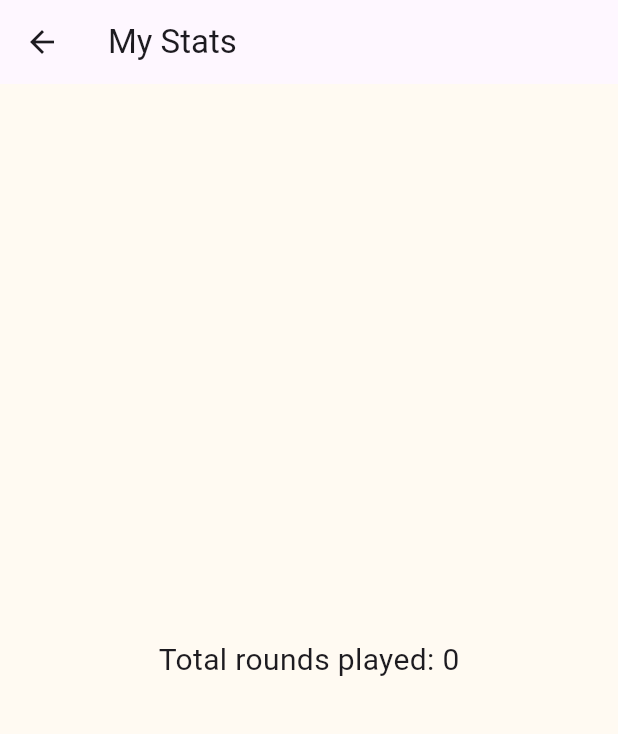
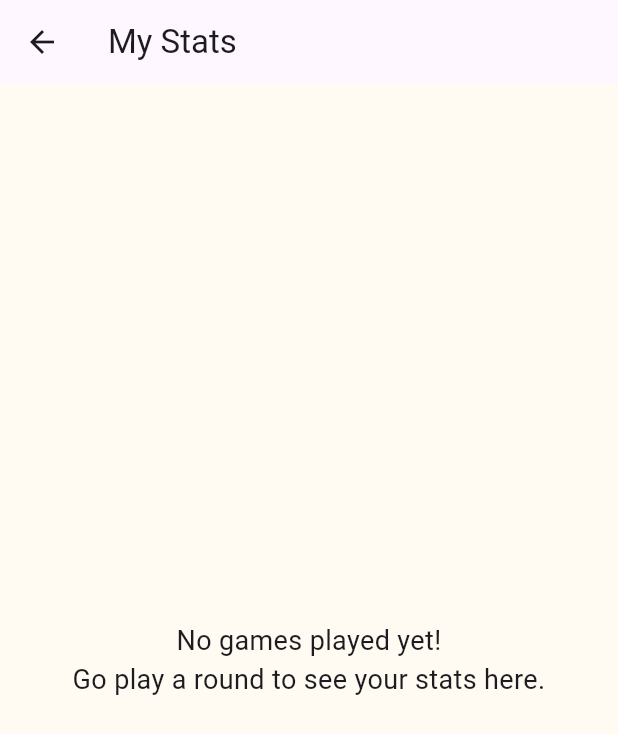
Before and after one commit to mrpatel2/sight_word_match, a Flutter app: the StatsScreen screen opened directly, on a phone screen of 412 x 824 dp. Shown: the top 734 px of the screen. Run offline on Flutter 3.47's test engine with Material 3 defaults, Android fonts, the phone set to English and light mode, and no system bars; our stand-ins replace shared_preferences; accounts and stored records are empty.

Commit message:
Add empty state message for stats screen before any games are played

```diff
--- a/lib/screens/stats_screen.dart
+++ b/lib/screens/stats_screen.dart
@@ -32,6 +32,19 @@ class _StatsScreenState extends State<StatsScreen> {
 
           final results = snapshot.data ?? [];
 
+          if (results.isEmpty) {
+            return const Center(
+              child: Padding(
+                padding: EdgeInsets.all(24.0),
+                child: Text(
+                  'No games played yet!\nGo play a round to see your stats here.',
+                  textAlign: TextAlign.center,
+                  style: TextStyle(fontSize: 18),
+                ),
+              ),
+            );
+          }
+
           return Center(
             child: Text(
               'Total rounds played: ${results.length}',
```
